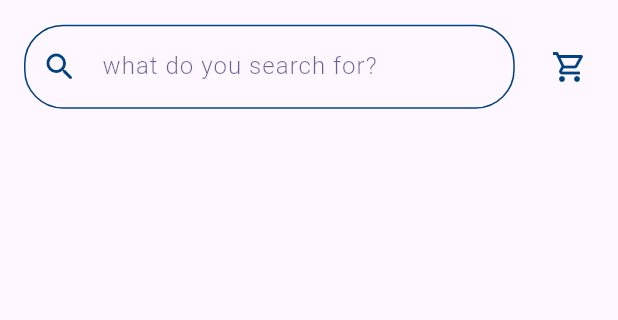
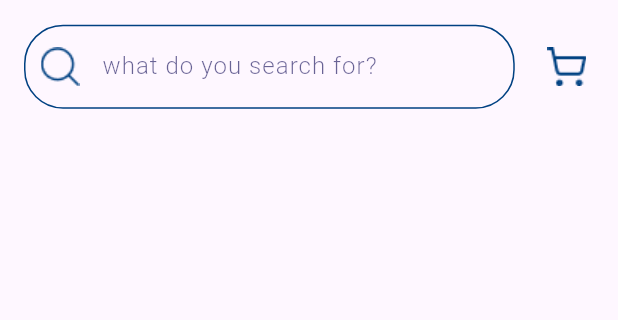
Before and after one commit to MuhamedUssama/Route-Task, a Flutter app: the screen it shows after launch, on a phone screen of 412 x 824 dp, the part 75-395 px from its top. Run offline on Flutter 3.47's test engine with Material 3 defaults, Android fonts, the phone set to English and light mode, and no system bars; our stand-ins replace connectivity_plus, dartz, dio, equatable, flutter_bloc, get_it and 1 more.

Commit message:
Changed icons used before

```diff
--- a/lib/core/utils/images_path.dart
+++ b/lib/core/utils/images_path.dart
@@ -1,3 +1,10 @@
 abstract class ImagesPath {
   static const String logo = "assets/images/logo.png";
 }
+
+abstract class IconsPath {
+  static const String baseUrl = "assets/icons/";
+  static const String search = "${baseUrl}search.png";
+  static const String heart = "${baseUrl}heart.png";
+  static const String shoppingCart = "${baseUrl}shopping_cart.png";
+}
--- a/lib/core/widgets/custom_textfield.dart
+++ b/lib/core/widgets/custom_textfield.dart
@@ -1,5 +1,6 @@
 import 'package:flutter/material.dart';
 import 'package:route_task/config/theme/text_styles.dart';
+import 'package:route_task/core/utils/images_path.dart';
 
 class CustomTextField extends StatelessWidget {
   const CustomTextField({super.key});
@@ -11,10 +12,7 @@ class CustomTextField extends StatelessWidget {
         hintText: 'what do you search for?',
         hintStyle: TextStyles.textFieldHintText,
         focusColor: Theme.of(context).primaryColor,
-        prefixIcon: Icon(
-          Icons.search_rounded,
-          color: Theme.of(context).primaryColor,
-        ),
+        prefixIcon: Image.asset(IconsPath.search),
         focusedBorder: OutlineInputBorder(
           borderRadius: BorderRadius.circular(26),
           borderSide: BorderSide(
--- a/lib/features/products/ui/products_screen.dart
+++ b/lib/features/products/ui/products_screen.dart
@@ -50,13 +50,7 @@ class ProductsScreen extends StatelessWidget {
         SizedBox(width: width * 0.04),
         Expanded(
           flex: 1,
-          child: IconButton(
-            onPressed: () {},
-            icon: Icon(
-              Icons.shopping_cart_outlined,
-              color: Theme.of(context).primaryColor,
-            ),
-          ),
+          child: Image.asset(IconsPath.shoppingCart),
         ),
       ],
     );
--- a/pubspec.yaml
+++ b/pubspec.yaml
@@ -70,7 +70,7 @@ flutter:
   # To add assets to your application, add an assets section, like this:
   assets:
     - assets/images/
-  #   - images/a_dot_ham.jpeg
+    - assets/icons/
 
   # An image asset can refer to one or more resolution-specific "variants", see
   # https://flutter.dev/assets-and-images/#resolution-aware
```
Also changed, not shown: assets/icons/heart.png (added), assets/icons/search.png (added), assets/icons/shopping_cart.png (added).
